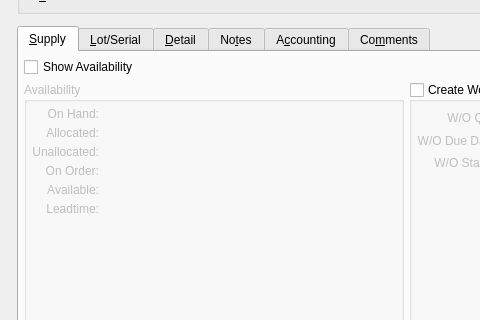
Qt form guiclient/returnAuthorizationItem.ui (Pegasus-RPG/xtuple-client) before a commit; both pictures show x 0 to 480 and y 392 to 712 of the 812 by 865 pixel window.
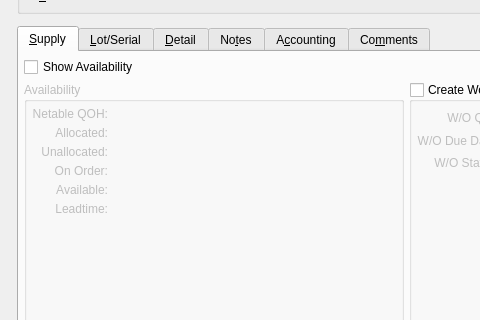
The same form after that commit. Custom widgets are drawn as their Qt base class.

The edit to the form file:
```diff
--- a/guiclient/returnAuthorizationItem.ui
+++ b/guiclient/returnAuthorizationItem.ui
@@ -1167,7 +1167,7 @@
                   <item row="0" column="0">
                    <widget class="QLabel" name="_onHandLit">
                     <property name="text">
-                     <string>On Hand:</string>
+                     <string>Netable QOH:</string>
                     </property>
                     <property name="alignment">
                      <set>Qt::AlignRight|Qt::AlignTrailing|Qt::AlignVCenter</set>
```
